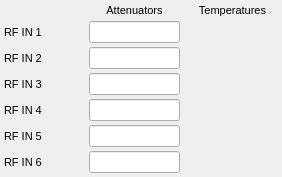
Above: new_look/down_converter.ui from cristinasewell/ATCA_PyDM_Screens before the change. Below: the same form after it.
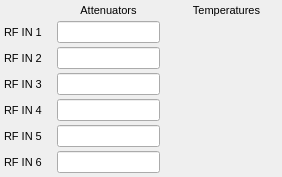
That is the form after the change. Custom widgets are drawn as their Qt base class.

Commit message: MNT: fix spacing between labels and attenuators

What changed in the file:
```diff
--- a/new_look/down_converter.ui
+++ b/new_look/down_converter.ui
@@ -32,13 +32,13 @@
     <number>4</number>
    </property>
    <property name="horizontalSpacing">
-    <number>7</number>
+    <number>15</number>
    </property>
    <property name="verticalSpacing">
     <number>4</number>
    </property>
-   <item row="5" column="2">
-    <widget class="PyDMLineEdit" name="PyDMLineEdit_2">
+   <item row="8" column="1">
+    <widget class="PyDMLineEdit" name="PyDMLineEdit_3">
      <property name="font">
       <font>
        <pointsize>8</pointsize>
@@ -51,7 +51,58 @@
       <string notr="true"/>
      </property>
      <property name="channel" stdset="0">
-      <string>ca://${DEVICE}:DNC_ATTEN0</string>
+      <string>ca://${DEVICE}:DNC_ATTEN3</string>
+     </property>
+    </widget>
+   </item>
+   <item row="10" column="1">
+    <widget class="PyDMLineEdit" name="PyDMLineEdit_5">
+     <property name="font">
+      <font>
+       <pointsize>8</pointsize>
+      </font>
+     </property>
+     <property name="toolTip">
+      <string/>
+     </property>
+     <property name="styleSheet">
+      <string notr="true"/>
+     </property>
+     <property name="channel" stdset="0">
+      <string>ca://${DEVICE}:DNC_ATTEN5</string>
+     </property>
+    </widget>
+   </item>
+   <item row="6" column="2">
+    <widget class="PyDMLabel" name="PyDMLabel">
+     <property name="sizePolicy">
+      <sizepolicy hsizetype="Preferred" vsizetype="Preferred">
+       <horstretch>1</horstretch>
+       <verstretch>0</verstretch>
+      </sizepolicy>
+     </property>
+     <property name="font">
+      <font>
+       <pointsize>8</pointsize>
+      </font>
+     </property>
+     <property name="toolTip">
+      <string/>
+     </property>
+     <property name="styleSheet">
+      <string notr="true"/>
+     </property>
+     <property name="frameShape">
+      <enum>QFrame::NoFrame</enum>
+     </property>
+     <property name="text">
+      <string/>
+     </property>
+     <property name="scaledContents">
+      <bool>true</bool>
+     </property>
+     <property name="channel" stdset="0">
+      <string>ca://${DEVICE}:DNC_TEMP1</string>
      </property>
     </widget>
    </item>
@@ -76,114 +127,6 @@
      </property>
     </widget>
    </item>
-   <item row="8" column="3">
-    <widget class="PyDMLabel" name="PyDMLabel_3">
-     <property name="font">
-      <font>
-       <pointsize>8</pointsize>
-      </font>
-     </property>
-     <property name="toolTip">
-      <string/>
-     </property>
-     <property name="styleSheet">
-      <string notr="true"/>
-     </property>
-     <property name="frameShape">
-      <enum>QFrame::NoFrame</enum>
-     </property>
-     <property name="text">
-      <string/>
-     </property>
-     <property name="scaledContents">
-      <bool>true</bool>
-     </property>
-     <property name="channel" stdset="0">
-      <string>ca://${DEVICE}:DNC_TEMP3</string>
-     </property>
-    </widget>
-   </item>
-   <item row="10" column="0">
-    <widget class="QLabel" name="label_12">
-     <property name="font">
-      <font>
-       <pointsize>8</pointsize>
-      </font>
-     </property>
-     <property name="styleSheet">
-      <string notr="true"/>
-     </property>
-     <property name="text">
-      <string>RF IN 6</string>
-     </property>
-    </widget>
-   </item>
-   <item row="9" column="0">
-    <widget class="QLabel" name="label_13">
-     <property name="font">
-      <font>
-       <pointsize>8</pointsize>
-      </font>
-     </property>
-     <property name="styleSheet">
-      <string notr="true"/>
-     </property>
-     <property name="text">
-      <string>RF IN 5</string>
-     </property>
-    </widget>
-   </item>
-   <item row="6" column="3">
-    <widget class="PyDMLabel" name="PyDMLabel">
-     <property name="sizePolicy">
-      <sizepolicy hsizetype="Preferred" vsizetype="Preferred">
-       <horstretch>1</horstretch>
-       <verstretch>0</verstretch>
-      </sizepolicy>
-     </property>
-     <property name="font">
-      <font>
-       <pointsize>8</pointsize>
-      </font>
-     </property>
-     <property name="toolTip">
-      <string/>
-     </property>
-     <property name="styleSheet">
-      <string notr="true"/>
-     </property>
-     <property name="frameShape">
-      <enum>QFrame::NoFrame</enum>
-     </property>
-     <property name="text">
-      <string/>
-     </property>
-     <property name="scaledContents">
-      <bool>true</bool>
-     </property>
-     <property name="channel" stdset="0">
-      <string>ca://${DEVICE}:DNC_TEMP1</string>
-     </property>
-    </widget>
-   </item>
-   <item row="10" column="2">
-    <widget class="PyDMLineEdit" name="PyDMLineEdit_5">
-     <property name="font">
-      <font>
-       <pointsize>8</pointsize>
-      </font>
-     </property>
-     <property name="toolTip">
-      <string/>
-     </property>
-     <property name="styleSheet">
-      <string notr="true"/>
-     </property>
-     <property name="channel" stdset="0">
-      <string>ca://${DEVICE}:DNC_ATTEN5</string>
-     </property>
-    </widget>
-   </item>
    <item row="7" column="0">
     <widget class="QLabel" name="label_11">
      <property name="font">
@@ -199,68 +142,32 @@
      </property>
     </widget>
    </item>
-   <item row="7" column="3">
-    <widget class="PyDMLabel" name="PyDMLabel_4">
-     <property name="font">
-      <font>
-       <pointsize>8</pointsize>
-      </font>
+   <item row="4" column="1">
+    <widget class="QLabel" name="label">
+     <property name="sizePolicy">
+      <sizepolicy hsizetype="Preferred" vsizetype="Preferred">
+       <horstretch>1</horstretch>
+       <verstretch>1</verstretch>
+      </sizepolicy>
      </property>
-     <property name="toolTip">
-      <string/>
-     </property>
-     <property name="styleSheet">
-      <string notr="true"/>
-     </property>
-     <property name="frameShape">
-      <enum>QFrame::NoFrame</enum>
-     </property>
-     <property name="text">
-      <string/>
-     </property>
-     <property name="scaledContents">
-      <bool>true</bool>
-     </property>
-     <property name="channel" stdset="0">
-      <string>ca://${DEVICE}:DNC_TEMP2</string>
-     </property>
-    </widget>
-   </item>
-   <item row="7" column="2">
-    <widget class="PyDMLineEdit" name="PyDMLineEdit_4">
      <property name="font">
       <font>
        <pointsize>8</pointsize>
       </font>
      </property>
-     <property name="toolTip">
-      <string/>
-     </property>
      <property name="styleSheet">
       <string notr="true"/>
      </property>
-     <property name="channel" stdset="0">
-      <string>ca://${DEVICE}:DNC_ATTEN2</string>
-     </property>
-    </widget>
-   </item>
-   <item row="8" column="0">
-    <widget class="QLabel" name="label_10">
-     <property name="font">
-      <font>
-       <pointsize>8</pointsize>
-      </font>
-     </property>
-     <property name="styleSheet">
-      <string notr="true"/>
-     </property>
      <property name="text">
-      <string>RF IN 4</string>
+      <string>Attenuators</string>
+     </property>
+     <property name="alignment">
+      <set>Qt::AlignCenter</set>
      </property>
     </widget>
    </item>
    <item row="8" column="2">
-    <widget class="PyDMLineEdit" name="PyDMLineEdit_3">
+    <widget class="PyDMLabel" name="PyDMLabel_3">
      <property name="font">
       <font>
        <pointsize>8</pointsize>
@@ -272,30 +179,21 @@
      <property name="styleSheet">
       <string notr="true"/>
      </property>
-     <property name="channel" stdset="0">
-      <string>ca://${DEVICE}:DNC_ATTEN3</string>
+     <property name="frameShape">
+      <enum>QFrame::NoFrame</enum>
      </property>
-    </widget>
-   </item>
-   <item row="9" column="2">
-    <widget class="PyDMLineEdit" name="PyDMLineEdit_6">
-     <property name="font">
-      <font>
-       <pointsize>8</pointsize>
-      </font>
-     </property>
-     <property name="toolTip">
+     <property name="text">
       <string/>
      </property>
-     <property name="styleSheet">
-      <string notr="true"/>
+     <property name="scaledContents">
+      <bool>true</bool>
      </property>
      <property name="channel" stdset="0">
-      <string>ca://${DEVICE}:DNC_ATTEN4</string>
+      <string>ca://${DEVICE}:DNC_TEMP3</string>
      </property>
     </widget>
    </item>
-   <item row="5" column="3">
+   <item row="5" column="2">
     <widget class="PyDMLabel" name="PyDMLabel_2">
      <property name="font">
       <font>
@@ -322,62 +220,7 @@
      </property>
     </widget>
    </item>
-   <item row="6" column="2">
-    <widget class="PyDMLineEdit" name="PyDMLineEdit">
-     <property name="font">
-      <font>
-       <pointsize>8</pointsize>
-      </font>
-     </property>
-     <property name="toolTip">
-      <string/>
-     </property>
-     <property name="styleSheet">
-      <string notr="true"/>
-     </property>
-     <property name="channel" stdset="0">
-      <string>ca://${DEVICE}:DNC_ATTEN1</string>
-     </property>
-    </widget>
-   </item>
-   <item row="10" column="1">
-    <spacer name="horizontalSpacer">
-     <property name="orientation">
-      <enum>Qt::Horizontal</enum>
-     </property>
-     <property name="sizeHint" stdset="0">
-      <size>
-       <width>40</width>
-       <height>20</height>
-      </size>
-     </property>
-    </spacer>
-   </item>
    <item row="4" column="2">
-    <widget class="QLabel" name="label">
-     <property name="sizePolicy">
-      <sizepolicy hsizetype="Preferred" vsizetype="Preferred">
-       <horstretch>1</horstretch>
-       <verstretch>1</verstretch>
-      </sizepolicy>
-     </property>
-     <property name="font">
-      <font>
-       <pointsize>8</pointsize>
-      </font>
-     </property>
-     <property name="styleSheet">
-      <string notr="true"/>
-     </property>
-     <property name="text">
-      <string>Attenuators</string>
-     </property>
-     <property name="alignment">
-      <set>Qt::AlignCenter</set>
-     </property>
-    </widget>
-   </item>
-   <item row="4" column="3">
     <widget class="QLabel" name="label_17">
      <property name="sizePolicy">
       <sizepolicy hsizetype="Preferred" vsizetype="Preferred">
@@ -401,6 +244,21 @@
      </property>
     </widget>
    </item>
+   <item row="8" column="0">
+    <widget class="QLabel" name="label_10">
+     <property name="font">
+      <font>
+       <pointsize>8</pointsize>
+      </font>
+     </property>
+     <property name="styleSheet">
+      <string notr="true"/>
+     </property>
+     <property name="text">
+      <string>RF IN 4</string>
+     </property>
+    </widget>
+   </item>
    <item row="5" column="0">
     <widget class="QLabel" name="label_9">
      <property name="font">
@@ -416,6 +274,135 @@
      </property>
     </widget>
    </item>
+   <item row="7" column="1">
+    <widget class="PyDMLineEdit" name="PyDMLineEdit_4">
+     <property name="font">
+      <font>
+       <pointsize>8</pointsize>
+      </font>
+     </property>
+     <property name="toolTip">
+      <string/>
+     </property>
+     <property name="styleSheet">
+      <string notr="true"/>
+     </property>
+     <property name="channel" stdset="0">
+      <string>ca://${DEVICE}:DNC_ATTEN2</string>
+     </property>
+    </widget>
+   </item>
+   <item row="6" column="1">
+    <widget class="PyDMLineEdit" name="PyDMLineEdit">
+     <property name="font">
+      <font>
+       <pointsize>8</pointsize>
+      </font>
+     </property>
+     <property name="toolTip">
+      <string/>
+     </property>
+     <property name="styleSheet">
+      <string notr="true"/>
+     </property>
+     <property name="channel" stdset="0">
+      <string>ca://${DEVICE}:DNC_ATTEN1</string>
+     </property>
+    </widget>
+   </item>
+   <item row="9" column="1">
+    <widget class="PyDMLineEdit" name="PyDMLineEdit_6">
+     <property name="font">
+      <font>
+       <pointsize>8</pointsize>
+      </font>
+     </property>
+     <property name="toolTip">
+      <string/>
+     </property>
+     <property name="styleSheet">
+      <string notr="true"/>
+     </property>
+     <property name="channel" stdset="0">
+      <string>ca://${DEVICE}:DNC_ATTEN4</string>
+     </property>
+    </widget>
+   </item>
+   <item row="7" column="2">
+    <widget class="PyDMLabel" name="PyDMLabel_4">
+     <property name="font">
+      <font>
+       <pointsize>8</pointsize>
+      </font>
+     </property>
+     <property name="toolTip">
+      <string/>
+     </property>
+     <property name="styleSheet">
+      <string notr="true"/>
+     </property>
+     <property name="frameShape">
+      <enum>QFrame::NoFrame</enum>
+     </property>
+     <property name="text">
+      <string/>
+     </property>
+     <property name="scaledContents">
+      <bool>true</bool>
+     </property>
+     <property name="channel" stdset="0">
+      <string>ca://${DEVICE}:DNC_TEMP2</string>
+     </property>
+    </widget>
+   </item>
+   <item row="5" column="1">
+    <widget class="PyDMLineEdit" name="PyDMLineEdit_2">
+     <property name="font">
+      <font>
+       <pointsize>8</pointsize>
+      </font>
+     </property>
+     <property name="toolTip">
+      <string/>
+     </property>
+     <property name="styleSheet">
+      <string notr="true"/>
+     </property>
+     <property name="channel" stdset="0">
+      <string>ca://${DEVICE}:DNC_ATTEN0</string>
+     </property>
+    </widget>
+   </item>
+   <item row="10" column="0">
+    <widget class="QLabel" name="label_12">
+     <property name="font">
+      <font>
+       <pointsize>8</pointsize>
+      </font>
+     </property>
+     <property name="styleSheet">
+      <string notr="true"/>
+     </property>
+     <property name="text">
+      <string>RF IN 6</string>
+     </property>
+    </widget>
+   </item>
+   <item row="9" column="0">
+    <widget class="QLabel" name="label_13">
+     <property name="font">
+      <font>
+       <pointsize>8</pointsize>
+      </font>
+     </property>
+     <property name="styleSheet">
+      <string notr="true"/>
+     </property>
+     <property name="text">
+      <string>RF IN 5</string>
+     </property>
+    </widget>
+   </item>
   </layout>
  </widget>
  <customwidgets>
```
The commit also changes 1 other file.
